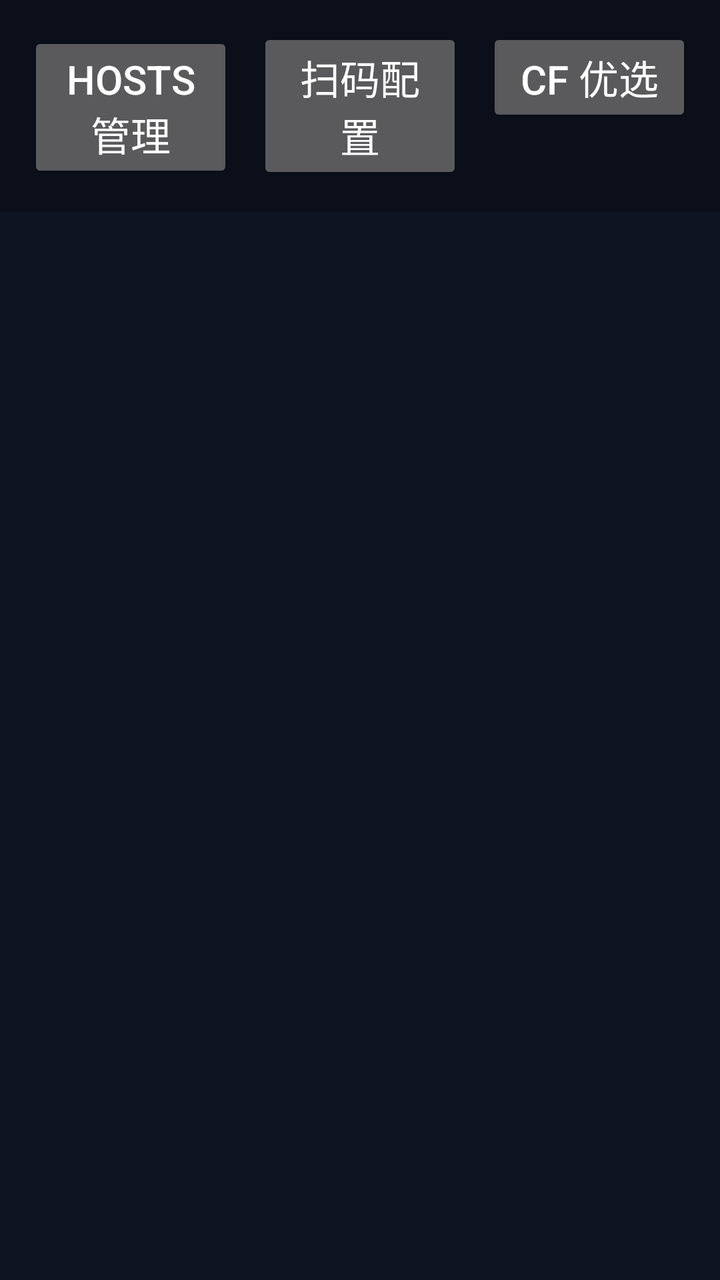
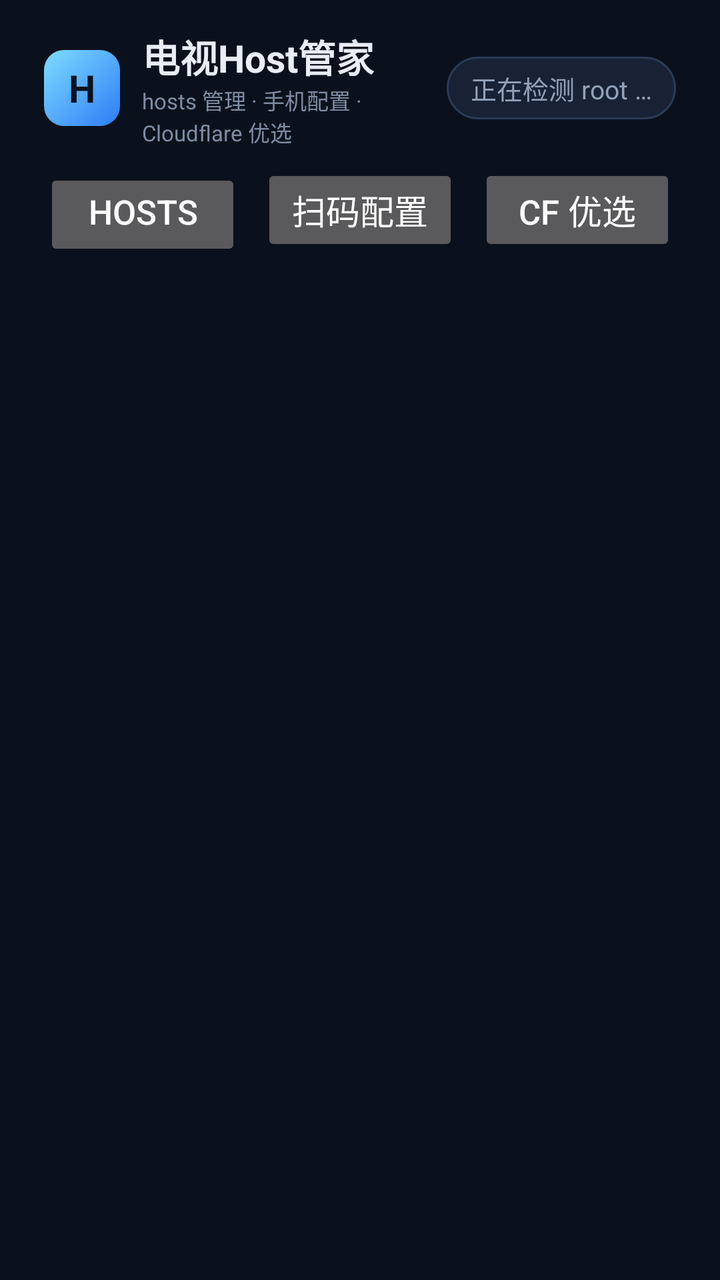

An Android layout rendered at two revisions. The XML below is the earlier revision; the diff shows what the commit changed to produce the second picture.
<!-- AndroidManifest.xml: application theme AppTheme -->
<!-- res/layout/activity_main.xml -->
<?xml version="1.0" encoding="utf-8"?>
<LinearLayout xmlns:android="http://schemas.android.com/apk/res/android"
    android:layout_width="match_parent"
    android:layout_height="match_parent"
    android:orientation="vertical">

    
    <LinearLayout
        android:id="@+id/nav_bar"
        android:layout_width="match_parent"
        android:layout_height="wrap_content"
        android:orientation="horizontal"
        android:background="#0A0F1A"
        android:padding="8dp">

        <Button
            android:id="@+id/nav_hosts"
            android:layout_width="0dp"
            android:layout_height="wrap_content"
            android:layout_weight="1"
            android:layout_margin="6dp"
            android:text="Hosts 管理"
            android:textSize="20sp" />

        <Button
            android:id="@+id/nav_qr"
            android:layout_width="0dp"
            android:layout_height="wrap_content"
            android:layout_weight="1"
            android:layout_margin="6dp"
            android:text="扫码配置"
            android:textSize="20sp" />

        <Button
            android:id="@+id/nav_cf"
            android:layout_width="0dp"
            android:layout_height="wrap_content"
            android:layout_weight="1"
            android:layout_margin="6dp"
            android:text="CF 优选"
            android:textSize="20sp" />
    </LinearLayout>

    
    <FrameLayout
        android:id="@+id/content"
        android:layout_width="match_parent"
        android:layout_height="match_parent" />
</LinearLayout>
<!-- resources referenced by this layout -->
<resources>
  <style name="AppTheme" parent="android:Theme.Material.NoActionBar">
          <item name="android:windowBackground">@color/window_bg</item>
          <item name="android:colorPrimary">@color/primary</item>
          <item name="android:colorPrimaryDark">@color/primary_dark</item>
          <item name="android:colorAccent">@color/accent</item>
      </style>
  <color name="window_bg">#0E1420</color>
  <color name="primary">#1B2A4A</color>
  <color name="primary_dark">#0A0F1A</color>
  <color name="accent">#4FC3F7</color>
</resources>

<!-- the commit's change to res/layout/activity_main.xml (unified diff, before → after) -->
@@ -2,7 +2,67 @@
 <LinearLayout xmlns:android="http://schemas.android.com/apk/res/android"
     android:layout_width="match_parent"
     android:layout_height="match_parent"
-    android:orientation="vertical">
+    android:orientation="vertical"
+    android:background="#0B111C">
+
+    
+    <LinearLayout
+        android:id="@+id/top_bar"
+        android:layout_width="match_parent"
+        android:layout_height="wrap_content"
+        android:orientation="horizontal"
+        android:gravity="center_vertical"
+        android:paddingStart="22dp"
+        android:paddingEnd="22dp"
+        android:paddingTop="14dp"
+        android:paddingBottom="8dp">
+
+        <TextView
+            android:layout_width="38dp"
+            android:layout_height="38dp"
+            android:background="@drawable/bg_logo"
+            android:gravity="center"
+            android:text="H"
+            android:textColor="#08131F"
+            android:textSize="19sp"
+            android:textStyle="bold" />
+
+        <LinearLayout
+            android:layout_width="0dp"
+            android:layout_height="wrap_content"
+            android:layout_weight="1"
+            android:layout_marginStart="11dp"
+            android:orientation="vertical">
+
+            <TextView
+                android:layout_width="wrap_content"
+                android:layout_height="wrap_content"
+                android:text="电视Host管家"
+                android:textColor="#E8EDF6"
+                android:textSize="19sp"
+                android:textStyle="bold" />
+
+            <TextView
+                android:layout_width="wrap_content"
+                android:layout_height="wrap_content"
+                android:text="hosts 管理 · 手机配置 · Cloudflare 优选"
+                android:textColor="#7E8CA3"
+                android:textSize="11sp" />
+        </LinearLayout>
+
+        <TextView
+            android:id="@+id/root_pill"
+            android:layout_width="wrap_content"
+            android:layout_height="wrap_content"
+            android:background="@drawable/bg_pill_neutral"
+            android:paddingStart="12dp"
+            android:paddingEnd="12dp"
+            android:paddingTop="6dp"
+            android:paddingBottom="6dp"
+            android:text="正在检测 root …"
+            android:textColor="#93A1B8"
+            android:textSize="13sp" />
+    </LinearLayout>
 
     
     <LinearLayout
@@ -10,35 +70,42 @@
         android:layout_width="match_parent"
         android:layout_height="wrap_content"
         android:orientation="horizontal"
-        android:background="#0A0F1A"
-        android:padding="8dp">
+        android:paddingStart="17dp"
+        android:paddingEnd="17dp"
+        android:paddingBottom="12dp">
 
         <Button
             android:id="@+id/nav_hosts"
             android:layout_width="0dp"
-            android:layout_height="wrap_content"
+            android:layout_height="46dp"
             android:layout_weight="1"
-            android:layout_margin="6dp"
+            android:layout_marginStart="5dp"
+            android:layout_marginEnd="5dp"
+            android:stateListAnimator="@null"
             android:text="Hosts 管理"
-            android:textSize="20sp" />
+            android:textSize="17sp" />
 
         <Button
             android:id="@+id/nav_qr"
             android:layout_width="0dp"
-            android:layout_height="wrap_content"
+            android:layout_height="46dp"
             android:layout_weight="1"
-            android:layout_margin="6dp"
+            android:layout_marginStart="5dp"
+            android:layout_marginEnd="5dp"
+            android:stateListAnimator="@null"
             android:text="扫码配置"
-            android:textSize="20sp" />
+            android:textSize="17sp" />
 
         <Button
             android:id="@+id/nav_cf"
             android:layout_width="0dp"
-            android:layout_height="wrap_content"
+            android:layout_height="46dp"
             android:layout_weight="1"
-            android:layout_margin="6dp"
+            android:layout_marginStart="5dp"
+            android:layout_marginEnd="5dp"
+            android:stateListAnimator="@null"
             android:text="CF 优选"
-            android:textSize="20sp" />
+            android:textSize="17sp" />
     </LinearLayout>
 
     
<!-- resource entries referenced after the edit -->
@@ -1,5 +1,18 @@
 <!-- resources referenced by this layout -->
 <resources>
+  <!-- drawable bg_logo (drawable) -->
+  <?xml version="1.0" encoding="utf-8"?>
+  <shape xmlns:android="http://schemas.android.com/apk/res/android">
+      <gradient android:startColor="#7DDCFF" android:endColor="#2F7CF6" android:angle="315" />
+      <corners android:radius="10dp" />
+  </shape>
+  <!-- drawable bg_pill_neutral (drawable) -->
+  <?xml version="1.0" encoding="utf-8"?>
+  <shape xmlns:android="http://schemas.android.com/apk/res/android">
+      <solid android:color="#182234" />
+      <stroke android:width="1dp" android:color="#2B3A54" />
+      <corners android:radius="999dp" />
+  </shape>
   <style name="AppTheme" parent="android:Theme.Material.NoActionBar">
           <item name="android:windowBackground">@color/window_bg</item>
           <item name="android:colorPrimary">@color/primary</item>
